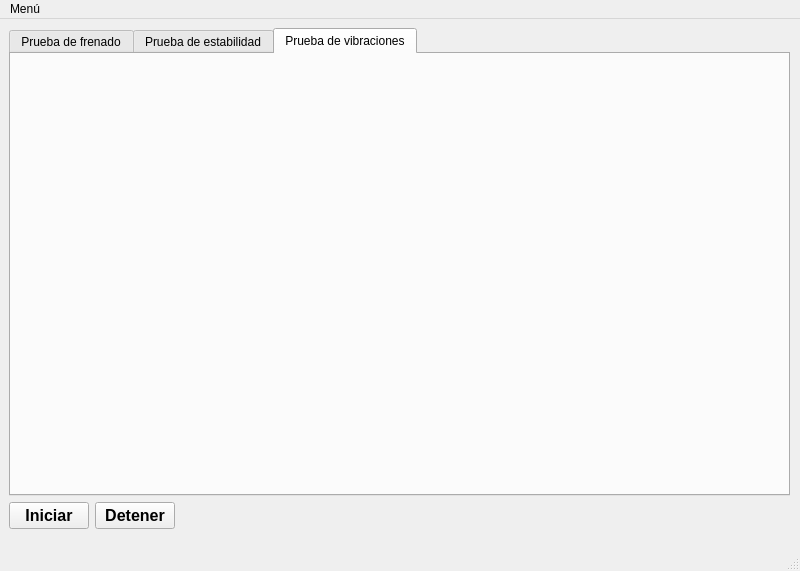
Qt form interfaz_app.ui (luisgl90/PVE-Python) before a commit.
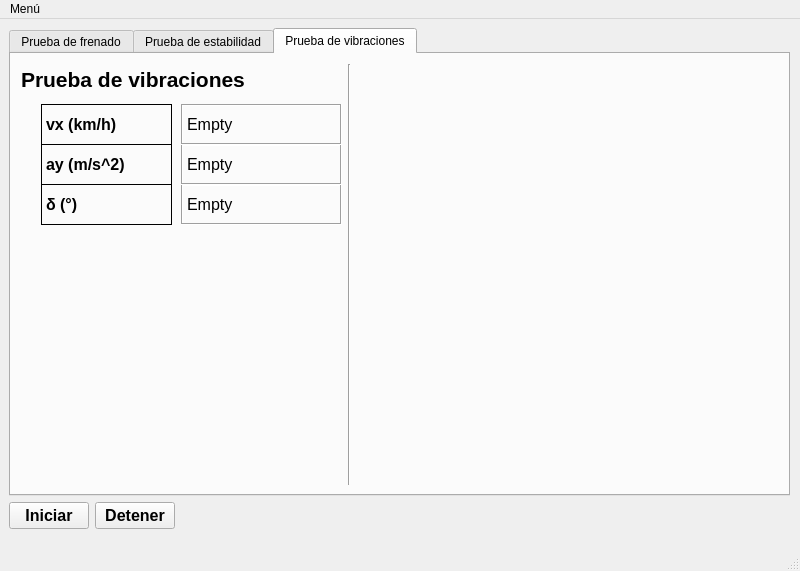
The same form after that commit. The open tabs and pages were chosen to show the change. Custom widgets are drawn as their Qt base class.

What changed in the file:
```diff
--- a/interfaz_app.ui
+++ b/interfaz_app.ui
@@ -699,6 +699,190 @@
         <attribute name="title">
          <string>Prueba de vibraciones</string>
         </attribute>
+        <widget class="QLabel" name="label_57">
+         <property name="geometry">
+          <rect>
+           <x>30</x>
+           <y>50</y>
+           <width>131</width>
+           <height>41</height>
+          </rect>
+         </property>
+         <property name="font">
+          <font>
+           <pointsize>12</pointsize>
+           <weight>75</weight>
+           <bold>true</bold>
+          </font>
+         </property>
+         <property name="frameShape">
+          <enum>QFrame::Box</enum>
+         </property>
+         <property name="text">
+          <string>vx (km/h)</string>
+         </property>
+        </widget>
+        <widget class="QLabel" name="label_est_delta_3">
+         <property name="geometry">
+          <rect>
+           <x>170</x>
+           <y>130</y>
+           <width>161</width>
+           <height>41</height>
+          </rect>
+         </property>
+         <property name="font">
+          <font>
+           <pointsize>12</pointsize>
+          </font>
+         </property>
+         <property name="frameShape">
+          <enum>QFrame::Box</enum>
+         </property>
+         <property name="frameShadow">
+          <enum>QFrame::Sunken</enum>
+         </property>
+         <property name="text">
+          <string>Empty</string>
+         </property>
+        </widget>
+        <widget class="QLabel" name="label_est_v_5">
+         <property name="geometry">
+          <rect>
+           <x>170</x>
+           <y>90</y>
+           <width>161</width>
+           <height>41</height>
+          </rect>
+         </property>
+         <property name="font">
+          <font>
+           <pointsize>12</pointsize>
+          </font>
+         </property>
+         <property name="frameShape">
+          <enum>QFrame::Box</enum>
+         </property>
+         <property name="frameShadow">
+          <enum>QFrame::Sunken</enum>
+         </property>
+         <property name="text">
+          <string>Empty</string>
+         </property>
+        </widget>
+        <widget class="QLabel" name="label_58">
+         <property name="geometry">
+          <rect>
+           <x>30</x>
+           <y>130</y>
+           <width>131</width>
+           <height>41</height>
+          </rect>
+         </property>
+         <property name="font">
+          <font>
+           <pointsize>12</pointsize>
+           <weight>75</weight>
+           <bold>true</bold>
+          </font>
+         </property>
+         <property name="frameShape">
+          <enum>QFrame::Box</enum>
+         </property>
+         <property name="text">
+          <string>δ (°)</string>
+         </property>
+        </widget>
+        <widget class="QLabel" name="label_est_ay_5">
+         <property name="geometry">
+          <rect>
+           <x>170</x>
+           <y>50</y>
+           <width>161</width>
+           <height>41</height>
+          </rect>
+         </property>
+         <property name="font">
+          <font>
+           <pointsize>12</pointsize>
+          </font>
+         </property>
+         <property name="frameShape">
+          <enum>QFrame::Box</enum>
+         </property>
+         <property name="frameShadow">
+          <enum>QFrame::Sunken</enum>
+         </property>
+         <property name="text">
+          <string>Empty</string>
+         </property>
+        </widget>
+        <widget class="QLabel" name="label_59">
+         <property name="geometry">
+          <rect>
+           <x>10</x>
+           <y>10</y>
+           <width>317</width>
+           <height>31</height>
+          </rect>
+         </property>
+         <property name="font">
+          <font>
+           <pointsize>16</pointsize>
+           <weight>75</weight>
+           <bold>true</bold>
+          </font>
+         </property>
+         <property name="text">
+          <string>Prueba de vibraciones</string>
+         </property>
+        </widget>
+        <widget class="QLabel" name="label_60">
+         <property name="geometry">
+          <rect>
+           <x>30</x>
+           <y>90</y>
+           <width>131</width>
+           <height>41</height>
+          </rect>
+         </property>
+         <property name="font">
+          <font>
+           <pointsize>12</pointsize>
+           <weight>75</weight>
+           <bold>true</bold>
+          </font>
+         </property>
+         <property name="frameShape">
+          <enum>QFrame::Box</enum>
+         </property>
+         <property name="text">
+          <string>ay (m/s^2)</string>
+         </property>
+        </widget>
+        <widget class="Line" name="line_9">
+         <property name="geometry">
+          <rect>
+           <x>330</x>
+           <y>10</y>
+           <width>16</width>
+           <height>421</height>
+          </rect>
+         </property>
+         <property name="orientation">
+          <enum>Qt::Vertical</enum>
+         </property>
+        </widget>
+        <widget class="PlotWidget" name="widget_est_plot_5" native="true">
+         <property name="geometry">
+          <rect>
+           <x>340</x>
+           <y>10</y>
+           <width>421</width>
+           <height>421</height>
+          </rect>
+         </property>
+        </widget>
        </widget>
       </widget>
      </item>
```
Left out of the diff: 24 changed lines with no effect on the pictures.
